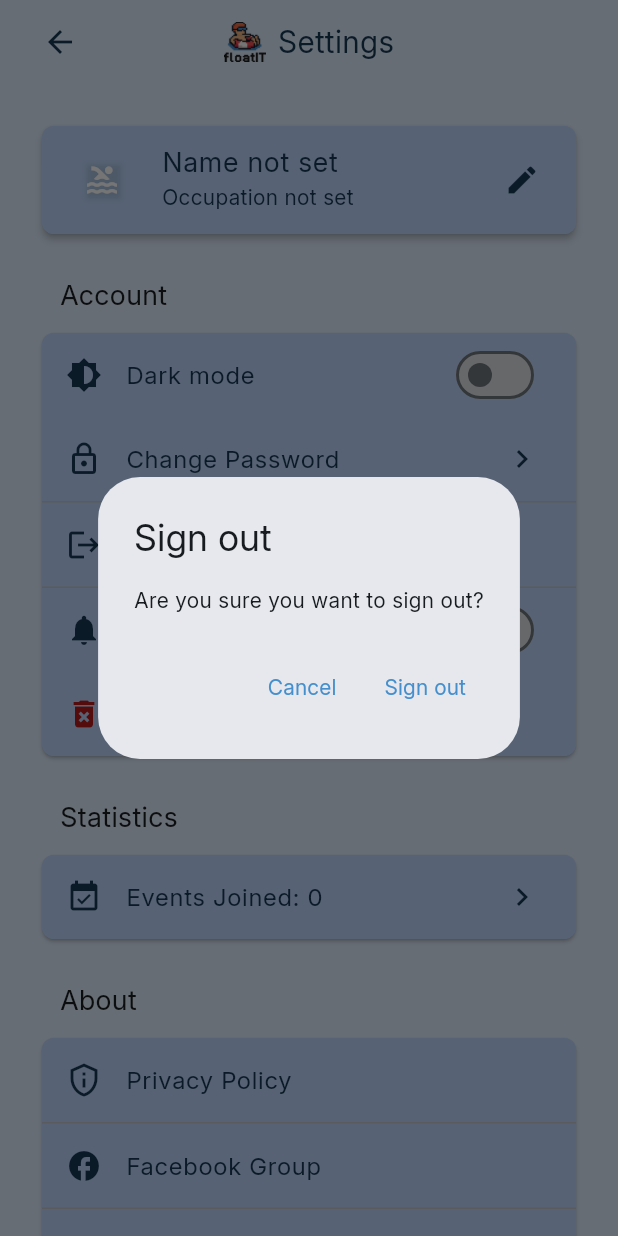
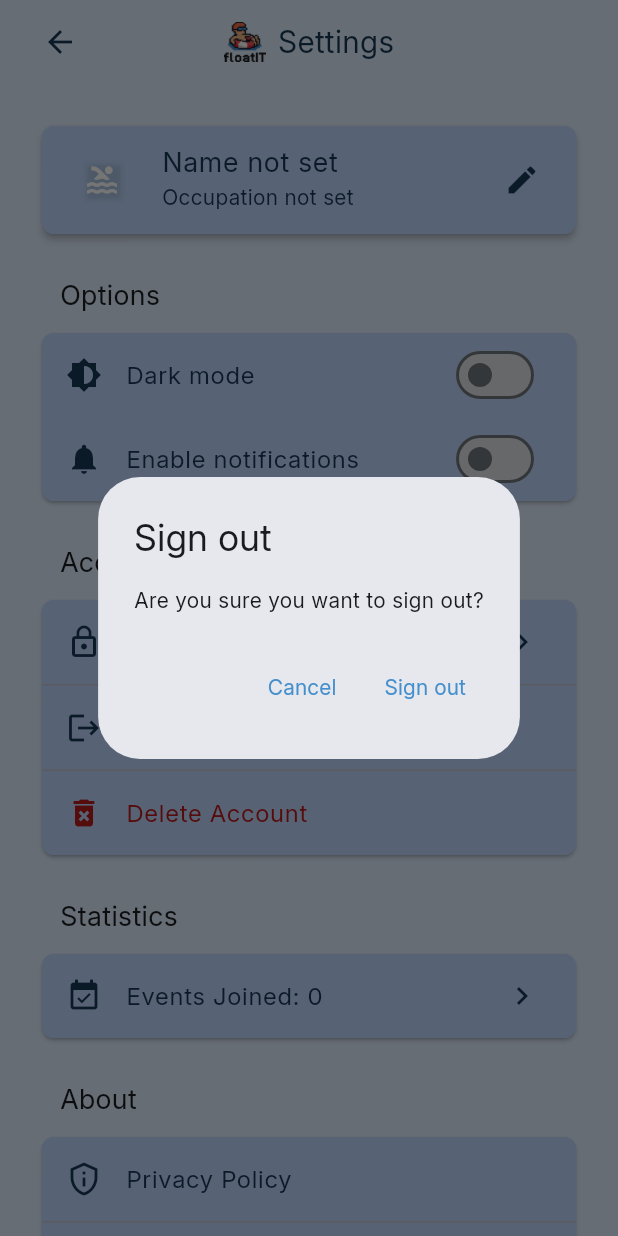
Before and after one commit to FloatIT-ITU/FloatIT-app, a Flutter app: the SettingsPage screen opened directly, after a tap on "Sign out", on a phone screen of 412 x 824 dp. Run offline on Flutter 3.47's test engine with Material 3 defaults, Android fonts, the phone set to English and light mode, and no system bars; our stand-ins replace cloud_firestore, firebase_auth, firebase_core, firebase_messaging, flutter_colorpicker, flutter_markdown and 1 more; missing offline and left inert: dart:html, markdown; accounts and stored records are empty; network calls fail.

Commit message:
Reorganize settings page: separate Options (dark mode, notifications) and Account (password, sign out, delete) sections

```diff
--- a/lib/src/settings_page.dart
+++ b/lib/src/settings_page.dart
@@ -257,8 +257,8 @@ class _SettingsPageState extends State<SettingsPage> {
                         ),
                         const SizedBox(height: 24),
                       ],
-                      // Account section - moved down
-                      const SectionHeader(title: 'Account'),
+                      // Options section
+                      const SectionHeader(title: 'Options'),
                       const SizedBox(height: 8),
                       Padding(
                         padding: const EdgeInsets.symmetric(horizontal: 8),
@@ -278,47 +278,6 @@ class _SettingsPageState extends State<SettingsPage> {
                                   ),
                                 ),
                               ),
-                              ListTile(
-                                leading: const Icon(Icons.lock_outline),
-                                title: const Text('Change Password'),
-                                trailing: const Icon(Icons.chevron_right),
-                                onTap: () async {
-                                  showDialog(
-                                    context: context,
-                                    builder: (context) => const ChangePasswordDialog(),
-                                  );
-                                },
-                              ),
-                              const Divider(height: 1),
-                              ListTile(
-                                leading: const Icon(Icons.logout),
-                                title: const Text('Sign out'),
-                                onTap: () async {
-                                  final confirmed = await showDialog<bool>(
-                                    context: context,
-                                    builder: (context) => AlertDialog(
-                                      title: const Text('Sign out'),
-                                      content: const Text('Are you sure you want to sign out?'),
-                                      actions: [
-                                        TextButton(
-                                          onPressed: () => Navigator.of(context).pop(false),
-                                          child: const Text('Cancel'),
-                                        ),
-                                        TextButton(
-                                          onPressed: () => Navigator.of(context).pop(true),
-                                          child: const Text('Sign out'),
-                                        ),
-                                      ],
-                                    ),
-                                  );
-                                  if (confirmed == true) {
-                                    await FirebaseAuth.instance.signOut();
-                                    if (!context.mounted) return;
-                                    Navigator.of(context).pop(); // Go back after signing out
-                                  }
-                                },
-                              ),
-                              const Divider(height: 1),
                               ListTile(
                                 leading: const Icon(Icons.notifications),
                                 title: const Text('Enable notifications'),
@@ -365,6 +324,61 @@ class _SettingsPageState extends State<SettingsPage> {
                                   ),
                                 ),
                               ),
+                            ],
+                          ),
+                        ),
+                      ),
+                      const SizedBox(height: 24),
+                      // Account section
+                      const SectionHeader(title: 'Account'),
+                      const SizedBox(height: 8),
+                      Padding(
+                        padding: const EdgeInsets.symmetric(horizontal: 8),
+                        child: Card(
+                          elevation: 1,
+                          child: Column(
+                            children: [
+                              ListTile(
+                                leading: const Icon(Icons.lock_outline),
+                                title: const Text('Change Password'),
+                                trailing: const Icon(Icons.chevron_right),
+                                onTap: () async {
+                                  showDialog(
+                                    context: context,
+                                    builder: (context) => const ChangePasswordDialog(),
+                                  );
+                                },
+                              ),
+                              const Divider(height: 1),
+                              ListTile(
+                                leading: const Icon(Icons.logout),
+                                title: const Text('Sign out'),
+                                onTap: () async {
+                                  final confirmed = await showDialog<bool>(
+                                    context: context,
+                                    builder: (context) => AlertDialog(
+                                      title: const Text('Sign out'),
+                                      content: const Text('Are you sure you want to sign out?'),
+                                      actions: [
+                                        TextButton(
+                                          onPressed: () => Navigator.of(context).pop(false),
+                                          child: const Text('Cancel'),
+                                        ),
+                                        TextButton(
+                                          onPressed: () => Navigator.of(context).pop(true),
+                                          child: const Text('Sign out'),
+                                        ),
+                                      ],
+                                    ),
+                                  );
+                                  if (confirmed == true) {
+                                    await FirebaseAuth.instance.signOut();
+                                    if (!context.mounted) return;
+                                    Navigator.of(context).pop(); // Go back after signing out
+                                  }
+                                },
+                              ),
+                              const Divider(height: 1),
                               ListTile(
                                 leading: Icon(Icons.delete_forever, color: Theme.of(context).colorScheme.error),
                                 title: Text('Delete Account', style: TextStyle(color: Theme.of(context).colorScheme.error)),
```
